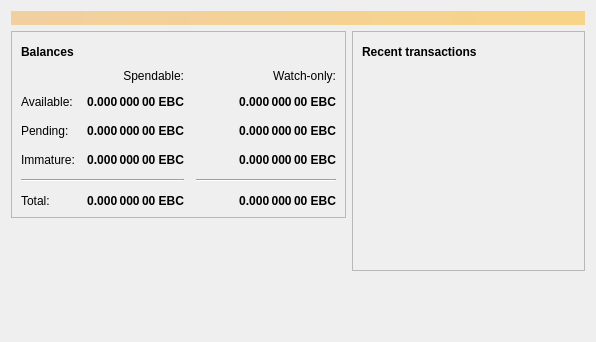
This is src/qt/forms/overviewpage.ui in ebitcash/ebitcash as Qt 5 draws it before an edit. The edited form follows.
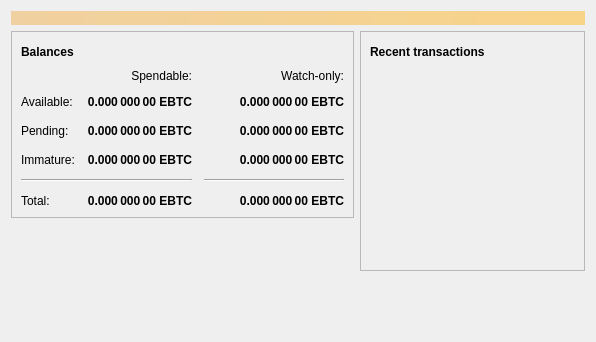
This is the edited form. Icons and pictures are not drawn.

Patch:
```diff
--- a/src/qt/forms/overviewpage.ui
+++ b/src/qt/forms/overviewpage.ui
@@ -129,7 +129,7 @@
                <string>Unconfirmed transactions to watch-only addresses</string>
               </property>
               <property name="text">
-               <string notr="true">0.000 000 00 EBC</string>
+               <string notr="true">0.000 000 00 EBTC</string>
               </property>
               <property name="alignment">
                <set>Qt::AlignRight|Qt::AlignTrailing|Qt::AlignVCenter</set>
@@ -154,7 +154,7 @@
                <string>Total of transactions that have yet to be confirmed, and do not yet count toward the spendable balance</string>
               </property>
               <property name="text">
-               <string notr="true">0.000 000 00 EBC</string>
+               <string notr="true">0.000 000 00 EBTC</string>
               </property>
               <property name="alignment">
                <set>Qt::AlignRight|Qt::AlignTrailing|Qt::AlignVCenter</set>
@@ -179,7 +179,7 @@
                <string>Mined balance in watch-only addresses that has not yet matured</string>
               </property>
               <property name="text">
-               <string notr="true">0.000 000 00 EBC</string>
+               <string notr="true">0.000 000 00 EBTC</string>
               </property>
               <property name="alignment">
                <set>Qt::AlignRight|Qt::AlignTrailing|Qt::AlignVCenter</set>
@@ -237,7 +237,7 @@
                <string>Mined balance that has not yet matured</string>
               </property>
               <property name="text">
-               <string notr="true">0.000 000 00 EBC</string>
+               <string notr="true">0.000 000 00 EBTC</string>
               </property>
               <property name="alignment">
                <set>Qt::AlignRight|Qt::AlignTrailing|Qt::AlignVCenter</set>
@@ -282,7 +282,7 @@
                <string>Your current total balance</string>
               </property>
               <property name="text">
-               <string notr="true">0.000 000 00 EBC</string>
+               <string notr="true">0.000 000 00 EBTC</string>
               </property>
               <property name="alignment">
                <set>Qt::AlignRight|Qt::AlignTrailing|Qt::AlignVCenter</set>
@@ -307,7 +307,7 @@
                <string>Current total balance in watch-only addresses</string>
               </property>
               <property name="text">
-               <string notr="true">0.000 000 00 EBC</string>
+               <string notr="true">0.000 000 00 EBTC</string>
               </property>
               <property name="alignment">
                <set>Qt::AlignRight|Qt::AlignTrailing|Qt::AlignVCenter</set>
@@ -349,7 +349,7 @@
                <string>Your current spendable balance</string>
               </property>
               <property name="text">
-               <string notr="true">0.000 000 00 EBC</string>
+               <string notr="true">0.000 000 00 EBTC</string>
               </property>
               <property name="alignment">
                <set>Qt::AlignRight|Qt::AlignTrailing|Qt::AlignVCenter</set>
@@ -374,7 +374,7 @@
                <string>Your current balance in watch-only addresses</string>
               </property>
               <property name="text">
-               <string notr="true">0.000 000 00 EBC</string>
+               <string notr="true">0.000 000 00 EBTC</string>
               </property>
               <property name="alignment">
                <set>Qt::AlignRight|Qt::AlignTrailing|Qt::AlignVCenter</set>
```
